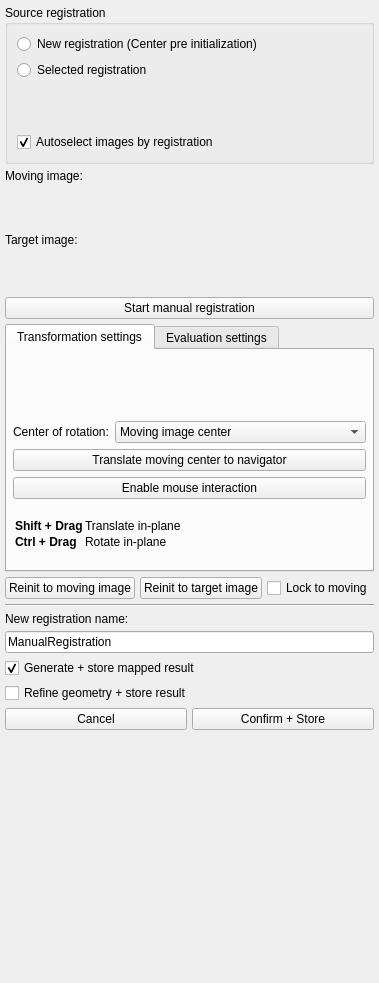
This is Plugins/org.mitk.gui.qt.matchpoint.manipulator/src/internal/QmitkMatchPointRegistrationManipulator.ui in MITK/MITK as Qt 5 draws it before an edit. The edited form follows.
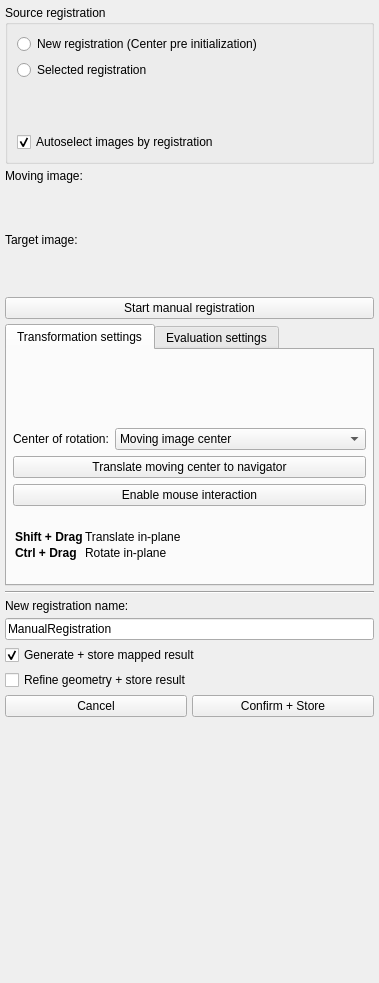
This is the edited form. Custom widgets are drawn as their Qt base class.

Commit message: Removed reinit feature as it was buggy and was a feature creep for this issue.

What changed in the file:
```diff
--- a/Plugins/org.mitk.gui.qt.matchpoint.manipulator/src/internal/QmitkMatchPointRegistrationManipulator.ui
+++ b/Plugins/org.mitk.gui.qt.matchpoint.manipulator/src/internal/QmitkMatchPointRegistrationManipulator.ui
@@ -272,40 +272,6 @@
      </widget>
     </widget>
    </item>
-   <item>
-    <layout class="QHBoxLayout" name="reinitLayout">
-     <item>
-      <widget class="QPushButton" name="pbReinitMoving">
-       <property name="toolTip">
-        <string>Reinitialize render windows to the current transformed moving image geometry (moving image perspective).</string>
-       </property>
-       <property name="text">
-        <string>Reinit to moving image</string>
-       </property>
-      </widget>
-     </item>
-     <item>
-      <widget class="QPushButton" name="pbReinitTarget">
-       <property name="toolTip">
-        <string>Reinitialize render windows to the target image geometry.</string>
-       </property>
-       <property name="text">
-        <string>Reinit to target image</string>
-       </property>
-      </widget>
-     </item>
-     <item>
-      <widget class="QCheckBox" name="checkLockMovingPerspective">
-       <property name="toolTip">
-        <string>&lt;html&gt;&lt;head/&gt;&lt;body&gt;&lt;p&gt;Automatically keep 2D render windows aligned with the moving image. Useful for thin moving images that would otherwise disappear when rotated out-of-plane.&lt;/p&gt;&lt;/body&gt;&lt;/html&gt;</string>
-       </property>
-       <property name="text">
-        <string>Lock to moving</string>
-       </property>
-      </widget>
-     </item>
-    </layout>
-   </item>
    <item>
     <widget class="Line" name="line">
      <property name="orientation">
```
The commit also changes 3 other files.
